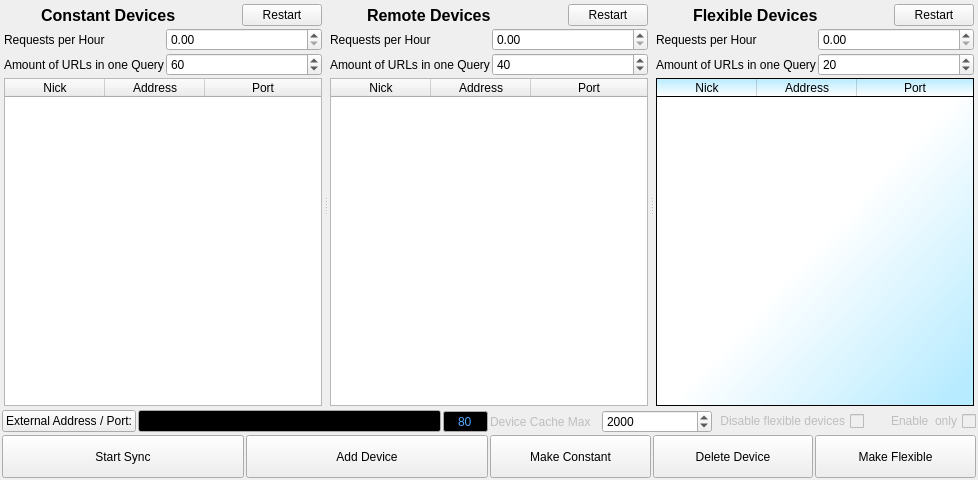
Qt form ui/connection-display.ui (berndhs/arado) before a commit.
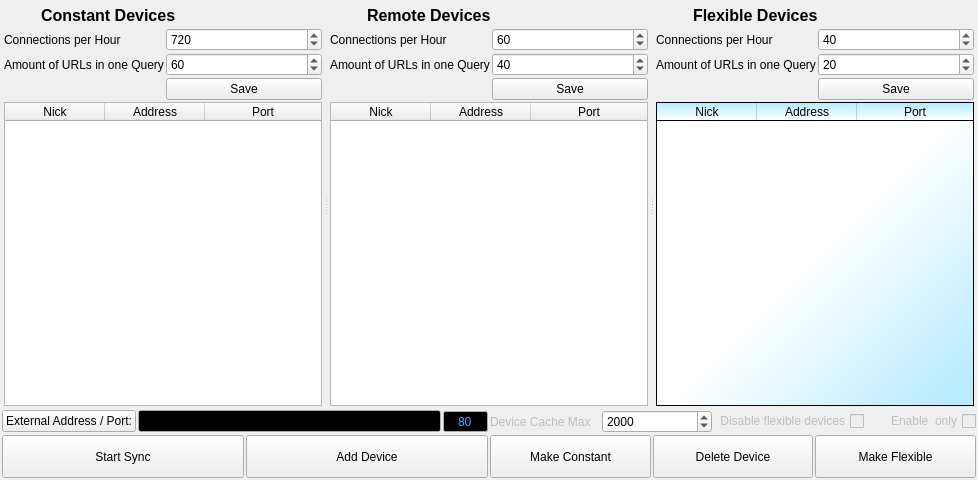
The same form after that commit. Icons and pictures are not drawn.

Commit message: tooltips adjusted.

Patch:
```diff
--- a/ui/connection-display.ui
+++ b/ui/connection-display.ui
@@ -84,13 +84,6 @@
            </property>
           </widget>
          </item>
-         <item>
-          <widget class="QPushButton" name="restartPollButtonA">
-           <property name="text">
-            <string>Restart</string>
-           </property>
-          </widget>
-         </item>
         </layout>
        </item>
        <item>
@@ -111,7 +104,7 @@
          <item row="0" column="0">
           <widget class="QLabel" name="labelipask_A">
            <property name="text">
-            <string>Requests per Hour</string>
+            <string>Connections per Hour</string>
            </property>
           </widget>
          </item>
@@ -130,8 +123,27 @@
            <property name="locale">
             <locale language="English" country="UnitedStates"/>
            </property>
+           <property name="decimals">
+            <number>0</number>
+           </property>
+           <property name="minimum">
+            <double>120.000000000000000</double>
+           </property>
            <property name="maximum">
             <double>1000000.000000000000000</double>
+           </property>
+           <property name="singleStep">
+            <double>10.000000000000000</double>
+           </property>
+           <property name="value">
+            <double>720.000000000000000</double>
+           </property>
+          </widget>
+         </item>
+         <item row="2" column="1">
+          <widget class="QPushButton" name="restartPollButtonA">
+           <property name="text">
+            <string>Save</string>
            </property>
           </widget>
          </item>
@@ -229,13 +241,6 @@
            </property>
           </widget>
          </item>
-         <item>
-          <widget class="QPushButton" name="restartPollButtonB">
-           <property name="text">
-            <string>Restart</string>
-           </property>
-          </widget>
-         </item>
         </layout>
        </item>
        <item>
@@ -263,7 +268,7 @@
          <item row="0" column="0">
           <widget class="QLabel" name="labelipask_B">
            <property name="text">
-            <string>Requests per Hour</string>
+            <string>Connections per Hour</string>
            </property>
           </widget>
          </item>
@@ -275,9 +280,28 @@
            <property name="locale">
             <locale language="English" country="UnitedStates"/>
            </property>
+           <property name="decimals">
+            <number>0</number>
+           </property>
+           <property name="minimum">
+            <double>40.000000000000000</double>
+           </property>
            <property name="maximum">
             <double>100000.000000000000000</double>
            </property>
+           <property name="singleStep">
+            <double>5.000000000000000</double>
+           </property>
+           <property name="value">
+            <double>60.000000000000000</double>
+           </property>
+          </widget>
+         </item>
+         <item row="2" column="1">
+          <widget class="QPushButton" name="restartPollButtonB">
+           <property name="text">
+            <string>Save</string>
+           </property>
           </widget>
          </item>
         </layout>
@@ -374,13 +398,6 @@
            </property>
           </widget>
          </item>
-         <item>
-          <widget class="QPushButton" name="restartPollButtonC">
-           <property name="text">
-            <string>Restart</string>
-           </property>
-          </widget>
-         </item>
         </layout>
        </item>
        <item>
@@ -408,7 +425,7 @@
          <item row="0" column="0">
           <widget class="QLabel" name="labelipask_C">
            <property name="text">
-            <string>Requests per Hour</string>
+            <string>Connections per Hour</string>
            </property>
           </widget>
          </item>
@@ -420,8 +437,27 @@
            <property name="locale">
             <locale language="English" country="UnitedStates"/>
            </property>
+           <property name="decimals">
+            <number>0</number>
+           </property>
+           <property name="minimum">
+            <double>12.000000000000000</double>
+           </property>
            <property name="maximum">
             <double>1000000.000000000000000</double>
+           </property>
+           <property name="singleStep">
+            <double>2.000000000000000</double>
+           </property>
+           <property name="value">
+            <double>40.000000000000000</double>
+           </property>
+          </widget>
+         </item>
+         <item row="2" column="1">
+          <widget class="QPushButton" name="restartPollButtonC">
+           <property name="text">
+            <string>Save</string>
            </property>
           </widget>
          </item>
```
Left out of the diff: 15 changed lines with no effect on the pictures.
